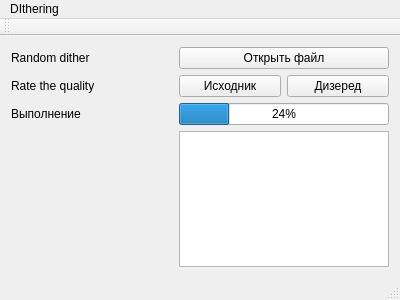
The window that qt_dithering_pixmap/MainWindow.ui (akapust1n/Dithering) describes before a commit, drawn with Qt 5.
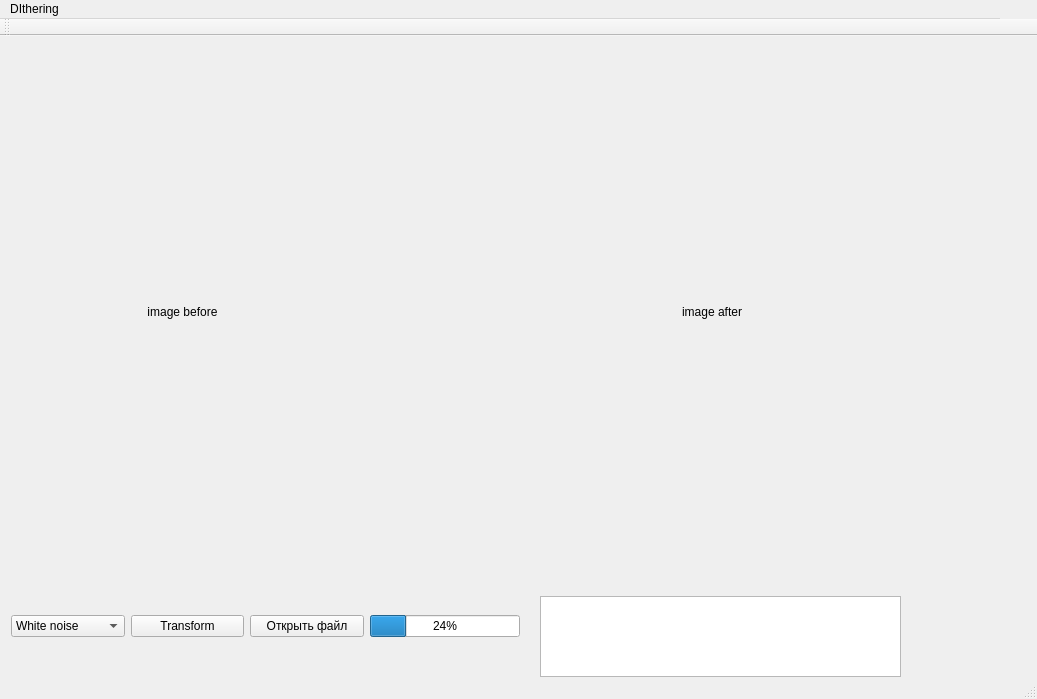
The same window after the commit.

The edit to the form file:
```diff
--- a/qt_dithering_pixmap/MainWindow.ui
+++ b/qt_dithering_pixmap/MainWindow.ui
@@ -6,89 +6,161 @@
    <rect>
     <x>0</x>
     <y>0</y>
-    <width>400</width>
-    <height>300</height>
+    <width>1037</width>
+    <height>699</height>
    </rect>
   </property>
   <property name="windowTitle">
    <string>MainWindow</string>
   </property>
   <widget class="QWidget" name="centralWidget">
-   <layout class="QFormLayout" name="formLayout_2">
-    <item row="0" column="1">
-     <widget class="QPushButton" name="pushButton">
-      <property name="text">
-       <string>Открыть файл</string>
-      </property>
-     </widget>
-    </item>
-    <item row="0" column="0">
-     <widget class="QLabel" name="label">
-      <property name="text">
-       <string>Random dither                         </string>
-      </property>
-     </widget>
-    </item>
-    <item row="1" column="0">
-     <widget class="QLabel" name="label_2">
-      <property name="text">
-       <string>Rate the quality</string>
-      </property>
-     </widget>
-    </item>
-    <item row="1" column="1">
-     <layout class="QHBoxLayout" name="horizontalLayout">
-      <item>
-       <widget class="QPushButton" name="pushButton_3">
+   <widget class="QWidget" name="horizontalLayoutWidget">
+    <property name="geometry">
+     <rect>
+      <x>0</x>
+      <y>0</y>
+      <width>1031</width>
+      <height>551</height>
+     </rect>
+    </property>
+    <layout class="QHBoxLayout" name="horizontalLayout">
+     <item>
+      <widget class="QLabel" name="img2">
+       <property name="text">
+        <string>                                         image before</string>
+       </property>
+      </widget>
+     </item>
+     <item>
+      <widget class="QLabel" name="img1">
+       <property name="maximumSize">
+        <size>
+         <width>1000</width>
+         <height>1000</height>
+        </size>
+       </property>
+       <property name="text">
+        <string>                                                 image after</string>
+       </property>
+      </widget>
+     </item>
+    </layout>
+   </widget>
+   <widget class="QTextEdit" name="Results">
+    <property name="geometry">
+     <rect>
+      <x>540</x>
+      <y>560</y>
+      <width>361</width>
+      <height>81</height>
+     </rect>
+    </property>
+    <property name="undoRedoEnabled">
+     <bool>true</bool>
+    </property>
+    <property name="readOnly">
+     <bool>true</bool>
+    </property>
+   </widget>
+   <widget class="QWidget" name="horizontalLayoutWidget_2">
+    <property name="geometry">
+     <rect>
+      <x>0</x>
+      <y>550</y>
+      <width>531</width>
+      <height>80</height>
+     </rect>
+    </property>
+    <layout class="QHBoxLayout" name="horizontalLayout_3">
+     <item>
+      <widget class="QComboBox" name="comboBox">
+       <property name="maximumSize">
+        <size>
+         <width>150</width>
+         <height>16777215</height>
+        </size>
+       </property>
+       <property name="currentText">
+        <string>White noise</string>
+       </property>
+       <item>
         <property name="text">
-         <string>Исходник</string>
+         <string>White noise</string>
         </property>
-       </widget>
-      </item>
-      <item>
-       <widget class="QPushButton" name="pushButton_2">
+       </item>
+       <item>
         <property name="text">
-         <string>Дизеред</string>
+         <string>Blue noise</string>
         </property>
-       </widget>
-      </item>
-     </layout>
-    </item>
-    <item row="2" column="1">
-     <widget class="QProgressBar" name="progressBar">
-      <property name="value">
-       <number>24</number>
-      </property>
-     </widget>
-    </item>
-    <item row="2" column="0">
-     <widget class="QLabel" name="label_3">
-      <property name="text">
-       <string>Выполнение</string>
-      </property>
-     </widget>
-    </item>
-    <item row="3" column="1">
-     <widget class="QTextEdit" name="Results">
-      <property name="undoRedoEnabled">
-       <bool>true</bool>
-      </property>
-      <property name="readOnly">
-       <bool>true</bool>
-      </property>
-     </widget>
-    </item>
-   </layout>
+       </item>
+       <item>
+        <property name="text">
+         <string>Brow noise</string>
+        </property>
+       </item>
+       <item>
+        <property name="text">
+         <string>Violet noise</string>
+        </property>
+       </item>
+       <item>
+        <property name="text">
+         <string>Pink noise</string>
+        </property>
+       </item>
+      </widget>
+     </item>
+     <item>
+      <widget class="QPushButton" name="pushButton_2">
+       <property name="text">
+        <string>Transform</string>
+       </property>
+      </widget>
+     </item>
+     <item>
+      <widget class="QPushButton" name="pushButton">
+       <property name="maximumSize">
+        <size>
+         <width>150</width>
+         <height>16777215</height>
+        </size>
+       </property>
+       <property name="text">
+        <string>Открыть файл</string>
+       </property>
+      </widget>
+     </item>
+     <item>
+      <widget class="QProgressBar" name="progressBar">
+       <property name="maximumSize">
+        <size>
+         <width>150</width>
+         <height>16777215</height>
+        </size>
+       </property>
+       <property name="value">
+        <number>24</number>
+       </property>
+      </widget>
+     </item>
+    </layout>
+   </widget>
   </widget>
   <widget class="QMenuBar" name="menuBar">
    <property name="geometry">
     <rect>
      <x>0</x>
      <y>0</y>
-     <width>400</width>
-     <height>20</height>
+     <width>1000</width>
+     <height>26</height>
     </rect>
    </property>
+   <property name="maximumSize">
+    <size>
+     <width>1000</width>
+     <height>1000</height>
+    </size>
+   </property>
    <widget class="QMenu" name="menuDIthering">
     <property name="title">
      <string>DIthering</string>
```
